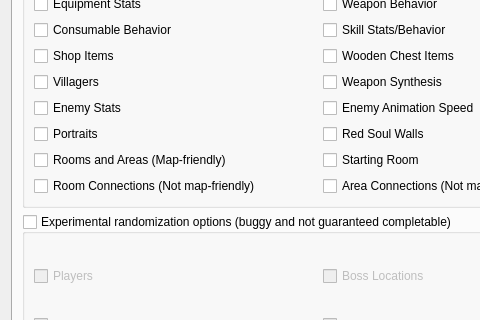
Qt form randomizer.ui (LagoLunatic/dsvrandom) before a commit; both pictures show x 0 to 480 and y 217 to 537 of the 640 by 639 pixel window.
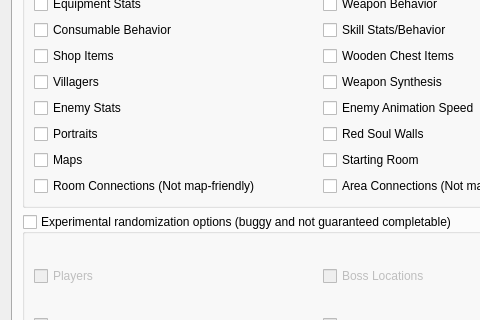
The same form after that commit. Icons and pictures are not drawn.

Commit message: Rename "Rooms and Areas (Map-friendly)" to "Maps"

```diff
--- a/randomizer.ui
+++ b/randomizer.ui
@@ -301,7 +301,7 @@
                <string>Randomly generates a new map and connects the rooms to match the map.</string>
               </property>
               <property name="text">
-               <string>Rooms and Areas (Map-friendly)</string>
+               <string>Maps</string>
               </property>
              </widget>
             </item>
```
